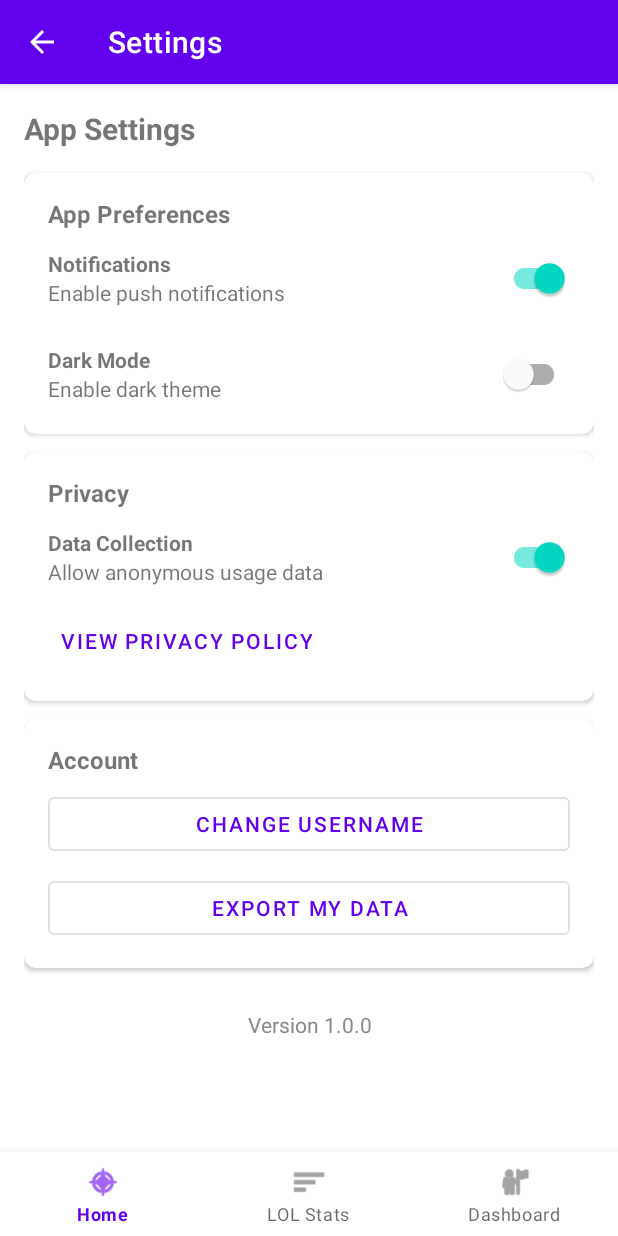
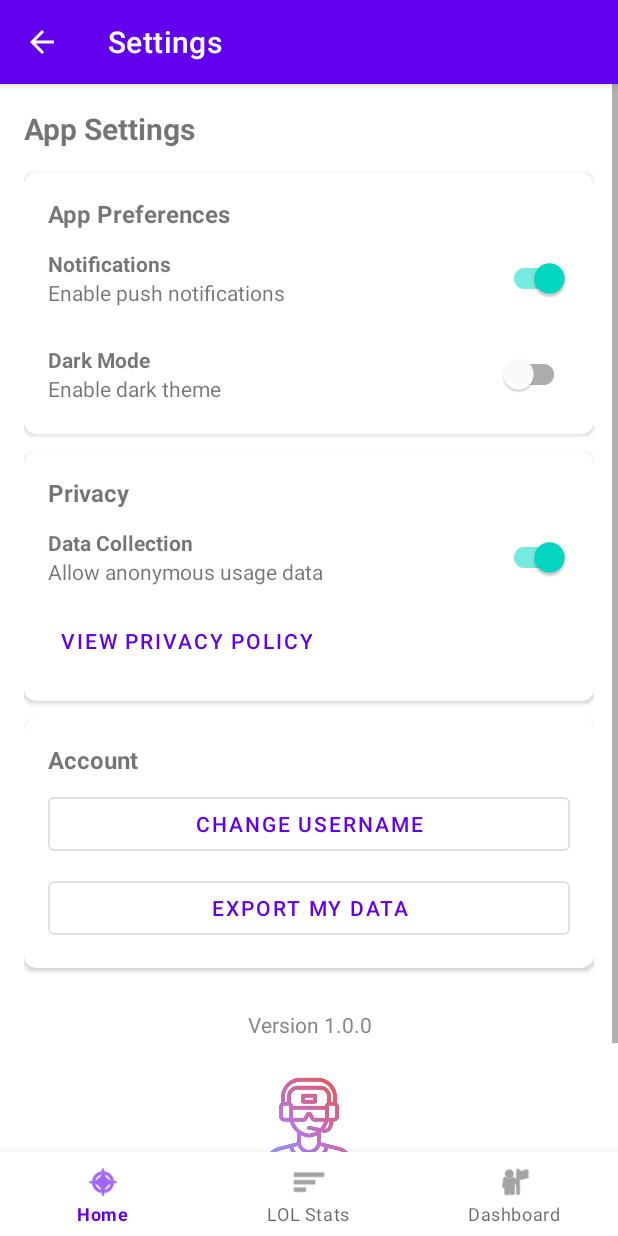
Before and after one commit to StefanIonutTasca/Minor_Secure_Programming, an Android app: the screen it shows after launch (SettingsActivity), after a tap on "Settings", on a phone screen of 412 x 824 dp. Run offline under Robolectric (Android 15) with nearby library versions, the phone set to English and light mode, and no system bars.

Commit message:
feat: implement splash screen and initial app layout with navigation

```diff
--- /dev/null
+++ b/app/src/main/java/com/example/minor_secure_programming/SplashActivity.kt
@@ -0,0 +1,29 @@
+package com.example.minor_secure_programming
+
+import android.content.Intent
+import android.os.Bundle
+import android.os.Handler
+import android.os.Looper
+import androidx.appcompat.app.AppCompatActivity
+
+class SplashActivity : AppCompatActivity() {
+    private val SPLASH_TIME_OUT: Long = 2000 // 2 seconds
+
+    override fun onCreate(savedInstanceState: Bundle?) {
+        super.onCreate(savedInstanceState)
+        setContentView(R.layout.activity_splash)
+
+        // Hide action bar if it exists
+        supportActionBar?.hide()
+
+        // Create a delay and then start the main activity
+        Handler(Looper.getMainLooper()).postDelayed({
+            // Start main activity
+            val intent = Intent(this, MainActivity::class.java)
+            startActivity(intent)
+
+            // Close this activity
+            finish()
+        }, SPLASH_TIME_OUT)
+    }
+}
--- a/app/src/main/res/layout/activity_games.xml
+++ b/app/src/main/res/layout/activity_games.xml
@@ -46,8 +46,9 @@
                         android:id="@+id/imgLol"
                         android:layout_width="100dp"
                         android:layout_height="match_parent"
-                        android:scaleType="centerCrop"
-                        android:src="@android:drawable/ic_menu_gallery"
+                        android:scaleType="fitCenter"
+                        android:padding="8dp"
+                        android:src="@drawable/logo_nobg"
                         app:layout_constraintBottom_toBottomOf="parent"
                         app:layout_constraintStart_toStartOf="parent"
                         app:layout_constraintTop_toTopOf="parent" />
--- a/app/src/main/res/layout/activity_main.xml
+++ b/app/src/main/res/layout/activity_main.xml
@@ -30,7 +30,8 @@
                 android:id="@+id/profileImage"
                 android:layout_width="64dp"
                 android:layout_height="64dp"
-                android:src="@android:drawable/ic_menu_myplaces" />
+                android:scaleType="fitCenter"
+                android:src="@drawable/logo_nobg" />
 
             <LinearLayout
                 android:layout_width="match_parent"
--- a/app/src/main/res/layout/activity_settings.xml
+++ b/app/src/main/res/layout/activity_settings.xml
@@ -224,6 +224,14 @@
                 android:text="Version 1.0.0"
                 android:textColor="#888" />
 
+            <ImageView
+                android:layout_width="100dp"
+                android:layout_height="100dp"
+                android:layout_gravity="center"
+                android:layout_marginTop="24dp"
+                android:layout_marginBottom="16dp"
+                android:src="@drawable/logo_nobg" />
+
         </LinearLayout>
     </ScrollView>
 
```
Also changed, not shown: app/src/main/AndroidManifest.xml (+8 -2 lines), app/src/main/res/layout/activity_splash.xml (added, +30 -0 lines), app/src/main/res/drawable/logo_nobg.png (added), app/src/main/res/drawable/logo_white.png (added).
